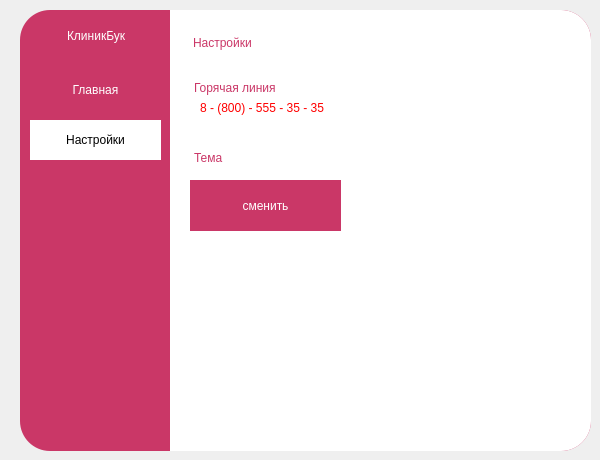
The window that design/setting-layout.ui (AsQqqq/clinicbook) describes before a commit, drawn with Qt 5.
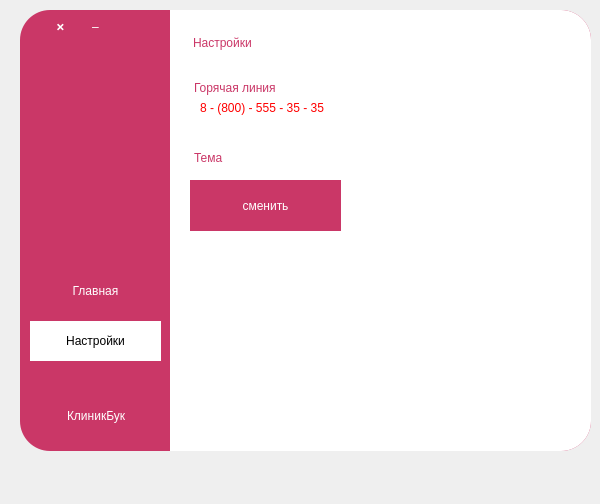
The same window after the commit. Icons and pictures are not drawn.

```diff
--- a/design/setting-layout.ui
+++ b/design/setting-layout.ui
@@ -7,7 +7,7 @@
     <x>0</x>
     <y>0</y>
     <width>600</width>
-    <height>460</height>
+    <height>504</height>
    </rect>
   </property>
   <property name="windowTitle">
@@ -89,7 +89,7 @@
     <property name="geometry">
      <rect>
       <x>10</x>
-      <y>10</y>
+      <y>390</y>
       <width>31</width>
       <height>31</height>
      </rect>
@@ -111,7 +111,7 @@
     <property name="geometry">
      <rect>
       <x>47</x>
-      <y>15</y>
+      <y>395</y>
       <width>101</width>
       <height>21</height>
      </rect>
@@ -276,9 +276,9 @@
     <property name="geometry">
      <rect>
       <x>0</x>
-      <y>40</y>
+      <y>30</y>
       <width>151</width>
-      <height>371</height>
+      <height>361</height>
      </rect>
     </property>
     <layout class="QVBoxLayout" name="verticalLayout" stretch="0,0,0,0,0">
@@ -298,17 +298,14 @@
       <number>0</number>
      </property>
      <item>
-      <spacer name="verticalSpacer_2">
+      <spacer name="verticalSpacer">
        <property name="orientation">
         <enum>Qt::Vertical</enum>
        </property>
-       <property name="sizeType">
-        <enum>QSizePolicy::Fixed</enum>
-       </property>
        <property name="sizeHint" stdset="0">
         <size>
          <width>20</width>
-         <height>20</height>
+         <height>40</height>
         </size>
        </property>
       </spacer>
@@ -368,10 +365,13 @@
       </widget>
      </item>
      <item>
-      <spacer name="verticalSpacer">
+      <spacer name="verticalSpacer_2">
        <property name="orientation">
         <enum>Qt::Vertical</enum>
        </property>
+       <property name="sizeType">
+        <enum>QSizePolicy::Fixed</enum>
+       </property>
        <property name="sizeHint" stdset="0">
         <size>
          <width>20</width>
@@ -382,6 +382,78 @@
      </item>
     </layout>
    </widget>
+   <widget class="QPushButton" name="CloseProgram">
+    <property name="geometry">
+     <rect>
+      <x>25</x>
+      <y>1</y>
+      <width>31</width>
+      <height>31</height>
+     </rect>
+    </property>
+    <property name="styleSheet">
+     <string notr="true">QPushButton {
+	border: 0;
+	color: white;
+	font: 15pt &quot;Segoe UI&quot;;
+}
+
+QPushButton:hover {
+	border-radius: 7px;
+	background-color: #a85973;
+}
+</string>
+    </property>
+    <property name="text">
+     <string>🞬</string>
+    </property>
+   </widget>
+   <widget class="QPushButton" name="HideProgram">
+    <property name="geometry">
+     <rect>
+      <x>60</x>
+      <y>1</y>
+      <width>31</width>
+      <height>31</height>
+     </rect>
+    </property>
+    <property name="cursor">
+     <cursorShape>ArrowCursor</cursorShape>
+    </property>
+    <property name="contextMenuPolicy">
+     <enum>Qt::DefaultContextMenu</enum>
+    </property>
+    <property name="styleSheet">
+     <string notr="true">QPushButton {
+	border: 0;
+	color: white;
+	font: 900 15pt &quot;Segoe UI&quot;;
+}
+
+QPushButton:hover {
+	border-radius: 7px;
+	background-color: #a85973;
+}</string>
+    </property>
+    <property name="text">
+     <string>–</string>
+    </property>
+    <property name="checkable">
+     <bool>false</bool>
+    </property>
+    <property name="checked">
+     <bool>false</bool>
+    </property>
+    <property name="autoRepeat">
+     <bool>false</bool>
+    </property>
+    <property name="autoExclusive">
+     <bool>false</bool>
+    </property>
+    <property name="autoDefault">
+     <bool>false</bool>
+    </property>
+   </widget>
   </widget>
  </widget>
  <resources>
```
